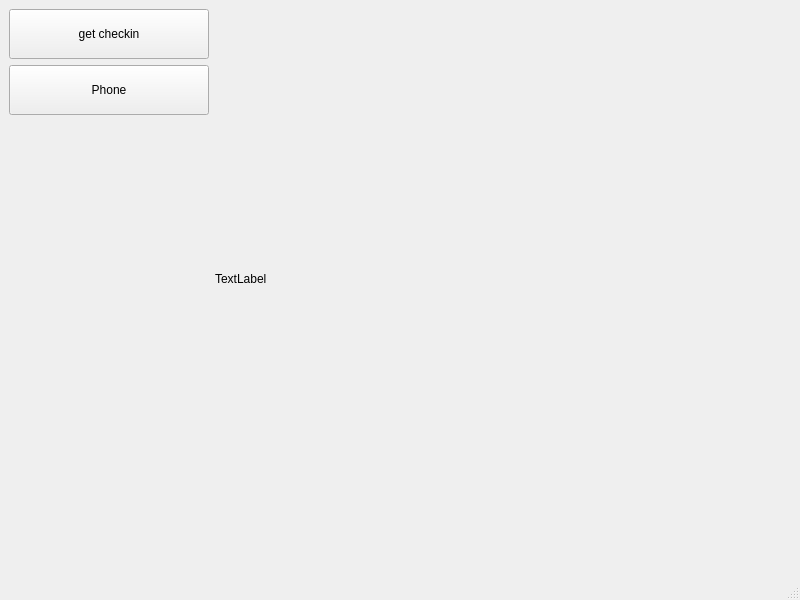
Above: mainwindow.ui from horvathzoltan/raspilink_client before the change. Below: the same form after it.
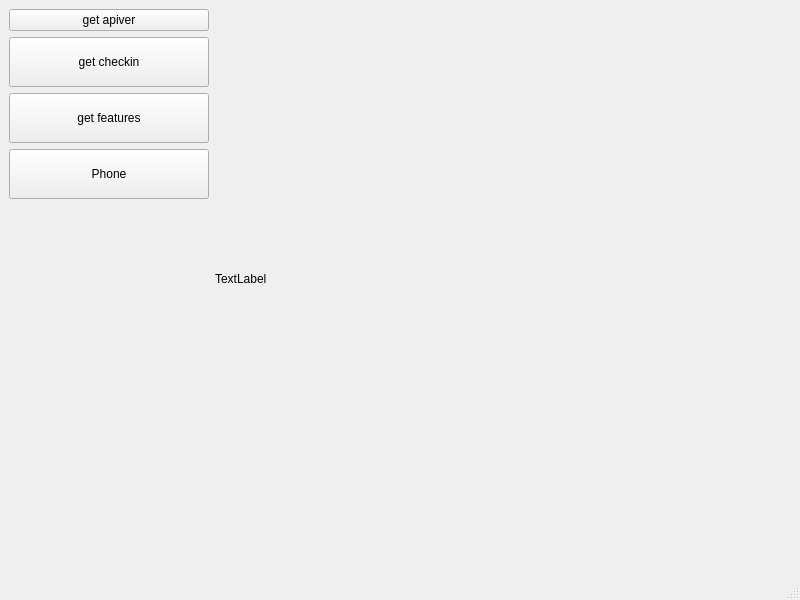
That is the form after the change.

The edit to the form file:
```diff
--- a/mainwindow.ui
+++ b/mainwindow.ui
@@ -17,6 +17,13 @@
    <layout class="QHBoxLayout" name="horizontalLayout">
     <item>
      <layout class="QVBoxLayout" name="verticalLayout">
+      <item>
+       <widget class="QPushButton" name="pushButton_getApiver">
+        <property name="text">
+         <string>get apiver</string>
+        </property>
+       </widget>
+      </item>
       <item>
        <widget class="QPushButton" name="pushButton_connection">
         <property name="sizePolicy">
@@ -42,6 +49,19 @@
         </property>
        </widget>
       </item>
+      <item>
+       <widget class="QPushButton" name="pushButton_FeatureRequest">
+        <property name="minimumSize">
+         <size>
+          <width>200</width>
+          <height>50</height>
+         </size>
+        </property>
+        <property name="text">
+         <string>get features</string>
+        </property>
+       </widget>
+      </item>
       <item>
        <widget class="QPushButton" name="pushButton">
         <property name="sizePolicy">
```
